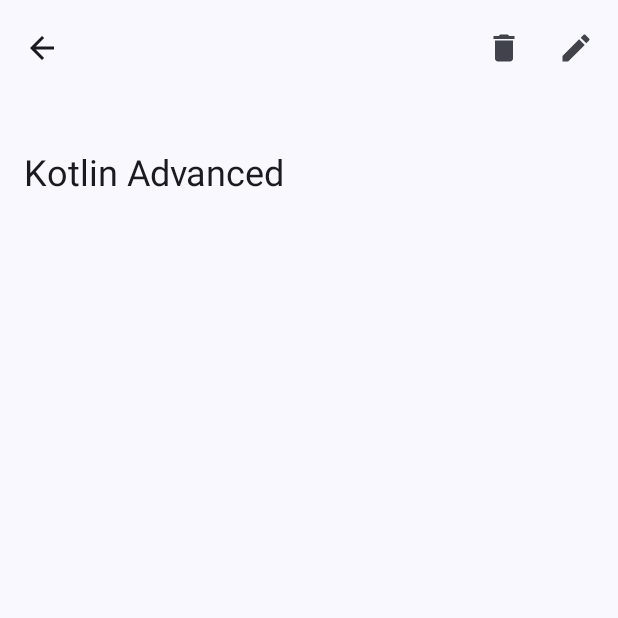
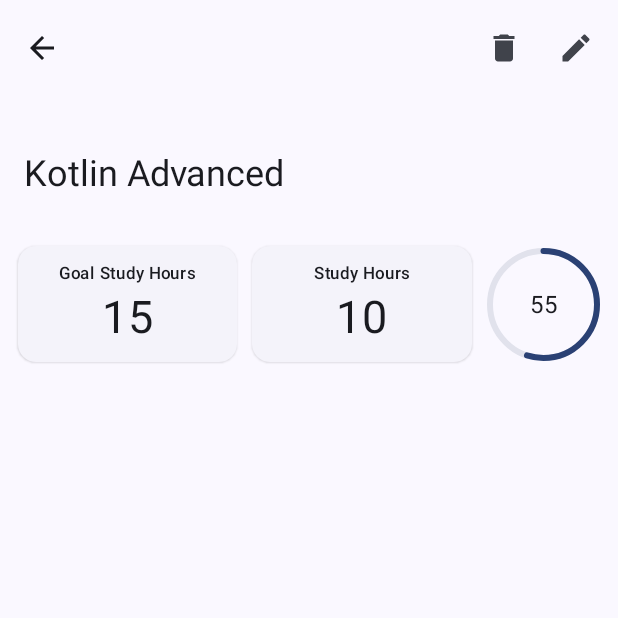
Before and after one commit to aghos4306/study-alert, an Android app built with Jetpack Compose: the screen it shows after launch (MainActivity), on a phone screen of 412 x 824 dp, the top half of it. Run offline under Robolectric (Android 15) with nearby library versions, the phone set to English and light mode, and no system bars.

Commit message:
design subjectoview section with circular progress indication dummy data of study progress

```diff
--- a/app/src/main/java/com/aghogho/studyalert/presentation/subject/SubjectScreen.kt
+++ b/app/src/main/java/com/aghogho/studyalert/presentation/subject/SubjectScreen.kt
@@ -1,12 +1,20 @@
 package com.aghogho.studyalert.presentation.subject
 
+import androidx.compose.foundation.layout.Arrangement
+import androidx.compose.foundation.layout.Box
+import androidx.compose.foundation.layout.Row
+import androidx.compose.foundation.layout.Spacer
 import androidx.compose.foundation.layout.fillMaxSize
+import androidx.compose.foundation.layout.fillMaxWidth
 import androidx.compose.foundation.layout.padding
+import androidx.compose.foundation.layout.size
+import androidx.compose.foundation.layout.width
 import androidx.compose.foundation.lazy.LazyColumn
 import androidx.compose.material.icons.Icons
 import androidx.compose.material.icons.filled.ArrowBack
 import androidx.compose.material.icons.filled.Delete
 import androidx.compose.material.icons.filled.Edit
+import androidx.compose.material3.CircularProgressIndicator
 import androidx.compose.material3.ExperimentalMaterial3Api
 import androidx.compose.material3.Icon
 import androidx.compose.material3.IconButton
@@ -15,8 +23,13 @@ import androidx.compose.material3.MaterialTheme
 import androidx.compose.material3.Scaffold
 import androidx.compose.material3.Text
 import androidx.compose.runtime.Composable
+import androidx.compose.runtime.remember
+import androidx.compose.ui.Alignment
 import androidx.compose.ui.Modifier
+import androidx.compose.ui.graphics.StrokeCap
 import androidx.compose.ui.text.style.TextOverflow
+import androidx.compose.ui.unit.dp
+import com.aghogho.studyalert.presentation.components.CountCard
 
 @Composable
 fun SubjectScreen() {
@@ -35,7 +48,16 @@ fun SubjectScreen() {
                 .fillMaxSize()
                 .padding(paddingValues)
         ) {
-
+            item {
+                SubjectOverviewSection(
+                    modifier = Modifier
+                        .fillMaxWidth()
+                        .padding(12.dp),
+                    studiedHours = "10",
+                    goalHours = "15",
+                    progress = 0.55f
+                )
+            }
         }
     }
 }
@@ -81,3 +103,53 @@ private fun SubjectScreenTopBar(
         }
     )
 }
+
+@Composable
+private fun SubjectOverviewSection(
+    modifier: Modifier,
+    studiedHours: String,
+    goalHours: String,
+    progress: Float
+) {
+    // use remember to calculate the progress only when the progress value change.
+    val percentageProgress = remember(progress) {
+        (progress * 100).toInt().coerceIn(0, 100)
+    }
+    Row(
+        modifier = modifier,
+        horizontalArrangement = Arrangement.SpaceAround,
+        verticalAlignment = Alignment.CenterVertically
+    ) {
+        CountCard(
+            modifier = Modifier.weight(1f),
+            headingText = "Goal Study Hours",
+            count = goalHours
+        )
+        Spacer(modifier = Modifier.width(10.dp))
+        CountCard(
+            modifier = Modifier.weight(1f),
+            headingText = "Study Hours",
+            count = studiedHours
+        )
+        Spacer(modifier = Modifier.width(10.dp))
+        Box(
+            modifier = Modifier.size(75.dp),
+            contentAlignment = Alignment.Center
+        ) {
+            CircularProgressIndicator(
+                modifier = Modifier.fillMaxSize(),
+                progress = 1f,
+                strokeWidth = 4.dp,
+                strokeCap = StrokeCap.Round,
+                color = MaterialTheme.colorScheme.surfaceVariant
+            )
+            CircularProgressIndicator(
+                modifier = Modifier.fillMaxSize(),
+                progress = progress,
+                strokeWidth = 4.dp,
+                strokeCap = StrokeCap.Round,
+            )
+            Text(text = "$percentageProgress")
+        }
+    }
+}
```
